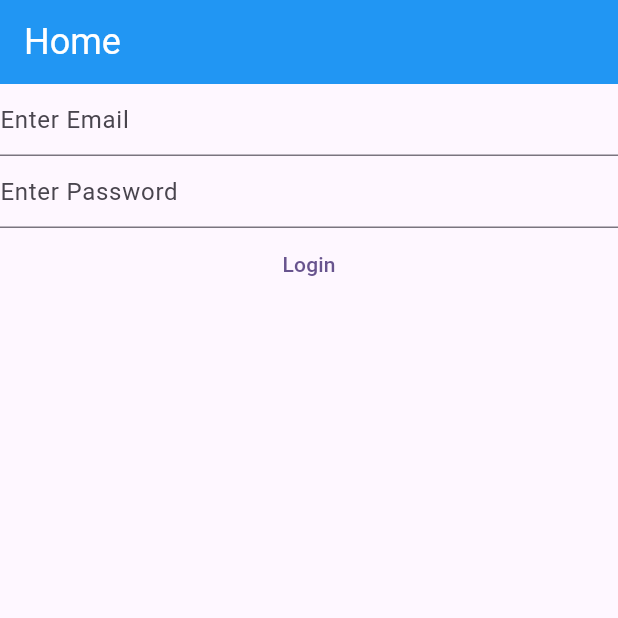
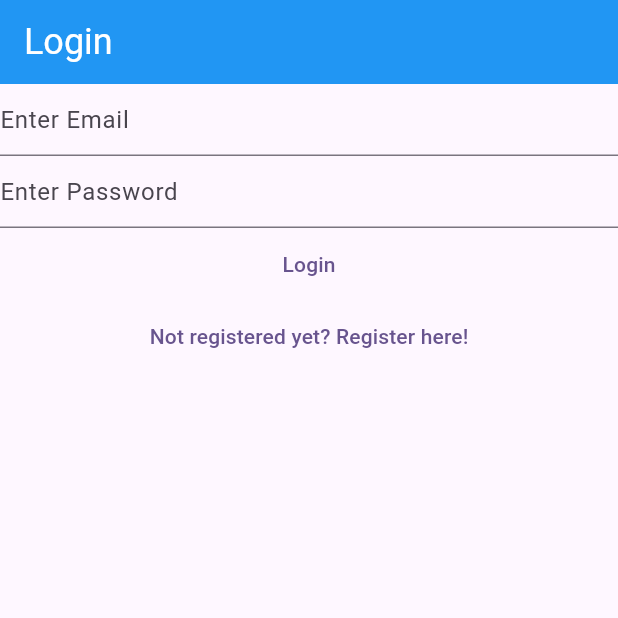
Before and after one commit to unclejames2610/flutter-notes, a Flutter app: the screen it shows after launch, on a phone screen of 412 x 824 dp, the top half of it. Run offline on Flutter 3.47's test engine with Material 3 defaults, Android fonts, the phone set to English and light mode, and no system bars; our stand-ins replace firebase_auth, firebase_core; accounts and stored records are empty.

Commit message:
feat:login, register, verify

```diff
--- a/lib/main.dart
+++ b/lib/main.dart
@@ -1,4 +1,4 @@
-import 'package:firebase_auth/firebase_auth.dart';
+// import 'package:firebase_auth/firebase_auth.dart';
 import 'package:firebase_core/firebase_core.dart';
 import 'package:flutter/material.dart';
 import 'package:mynotes/firebase_options.dart';
@@ -14,6 +14,10 @@ void main() {
       useMaterial3: true,
     ),
     home: const HomePage(),
+    routes: {
+      '/login/': (context) => const LoginView(),
+      '/register/': (context) => const RegisterView(),
+    },
   ));
 }
 
@@ -22,13 +26,7 @@ class HomePage extends StatelessWidget {
 
   @override
   Widget build(BuildContext context) {
-    return Scaffold(
-        appBar: AppBar(
-          title: const Text('Home'),
-          backgroundColor: Colors.blue,
-          titleTextStyle: const TextStyle(color: Colors.white, fontSize: 24),
-        ),
-        body: FutureBuilder(
+    return FutureBuilder(
       future: Firebase.initializeApp(
         options: DefaultFirebaseOptions.currentPlatform,
       ),
@@ -46,32 +44,9 @@ class HomePage extends StatelessWidget {
             return const LoginView();
 
           default:
-                return const Text("Loading....");
+            return const CircularProgressIndicator();
         }
       },
-        ));
+    );
   }
 }
-
-class VerifyEmailView extends StatefulWidget {
-  const VerifyEmailView({super.key});
-
-  @override
-  State<VerifyEmailView> createState() => _VerifyEmailViewState();
-}
-
-class _VerifyEmailViewState extends State<VerifyEmailView> {
-  @override
-  Widget build(BuildContext context) {
-    return Column(children: [
-      const Text('Please verify your email address:'),
-      TextButton(
-          onPressed: () async {
-            final user = FirebaseAuth.instance.currentUser;
-
-            await user?.sendEmailVerification();
-          },
-          child: const Text('Send email verification'))
-    ]);
-  }
-}
--- a/lib/views/login_view.dart
+++ b/lib/views/login_view.dart
@@ -30,7 +30,13 @@ class _LoginViewState extends State<LoginView> {
 
   @override
   Widget build(BuildContext context) {
-    return Column(
+    return Scaffold(
+      appBar: AppBar(
+        title: const Text('Login'),
+        backgroundColor: Colors.blue,
+        titleTextStyle: const TextStyle(color: Colors.white, fontSize: 24),
+      ),
+      body: Column(
         children: [
           TextField(
               controller: _email,
@@ -67,7 +73,14 @@ class _LoginViewState extends State<LoginView> {
                 }
               },
               child: const Text('Login')),
+          TextButton(
+              onPressed: () {
+                Navigator.of(context)
+                    .pushNamedAndRemoveUntil('/register/', (route) => false);
+              },
+              child: const Text('Not registered yet? Register here!'))
         ],
+      ),
     );
   }
 }
--- a/lib/views/register_view.dart
+++ b/lib/views/register_view.dart
@@ -30,7 +30,13 @@ class _RegisterViewState extends State<RegisterView> {
 
   @override
   Widget build(BuildContext context) {
-    return Column(
+    return Scaffold(
+      appBar: AppBar(
+        title: const Text('Register'),
+        backgroundColor: Colors.blue,
+        titleTextStyle: const TextStyle(color: Colors.white, fontSize: 24),
+      ),
+      body: Column(
         children: [
           TextField(
               controller: _email,
@@ -70,7 +76,14 @@ class _RegisterViewState extends State<RegisterView> {
                 }
               },
               child: const Text('Register')),
+          TextButton(
+              onPressed: () {
+                Navigator.of(context)
+                    .pushNamedAndRemoveUntil('/login/', (route) => false);
+              },
+              child: const Text('Already registered? Login here!'))
         ],
+      ),
     );
   }
 }
```
Also changed, not shown: lib/views/verify_email_view.dart (added, +32 -0 lines). Lines whose indentation alone changed are shown as unchanged.
